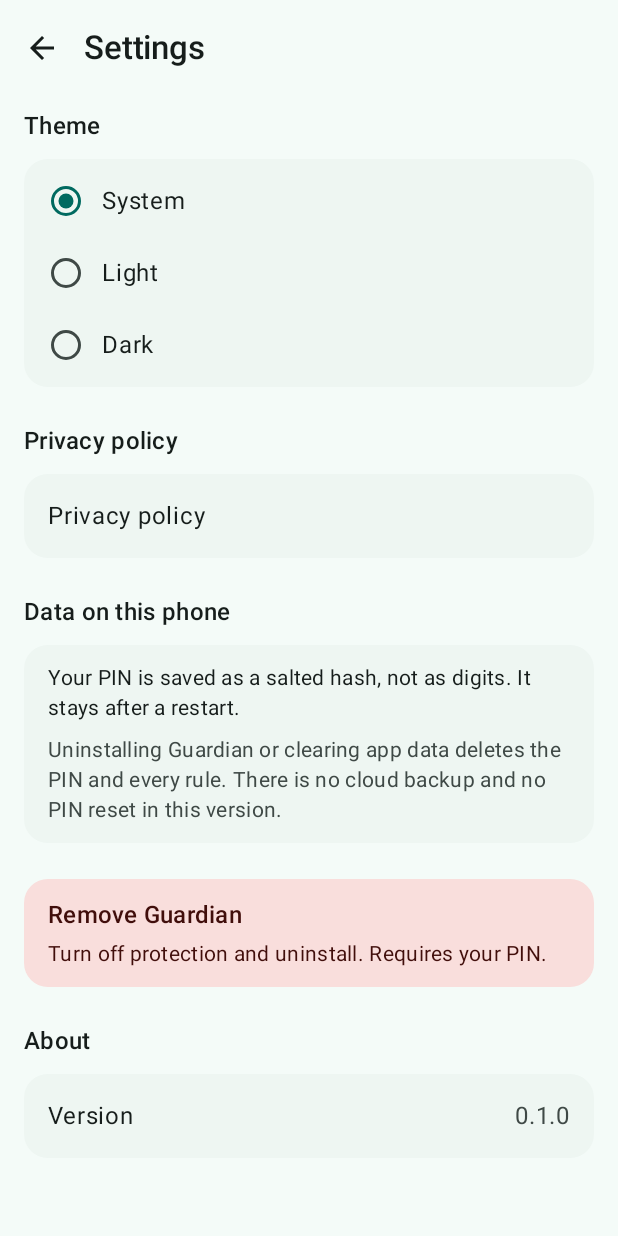
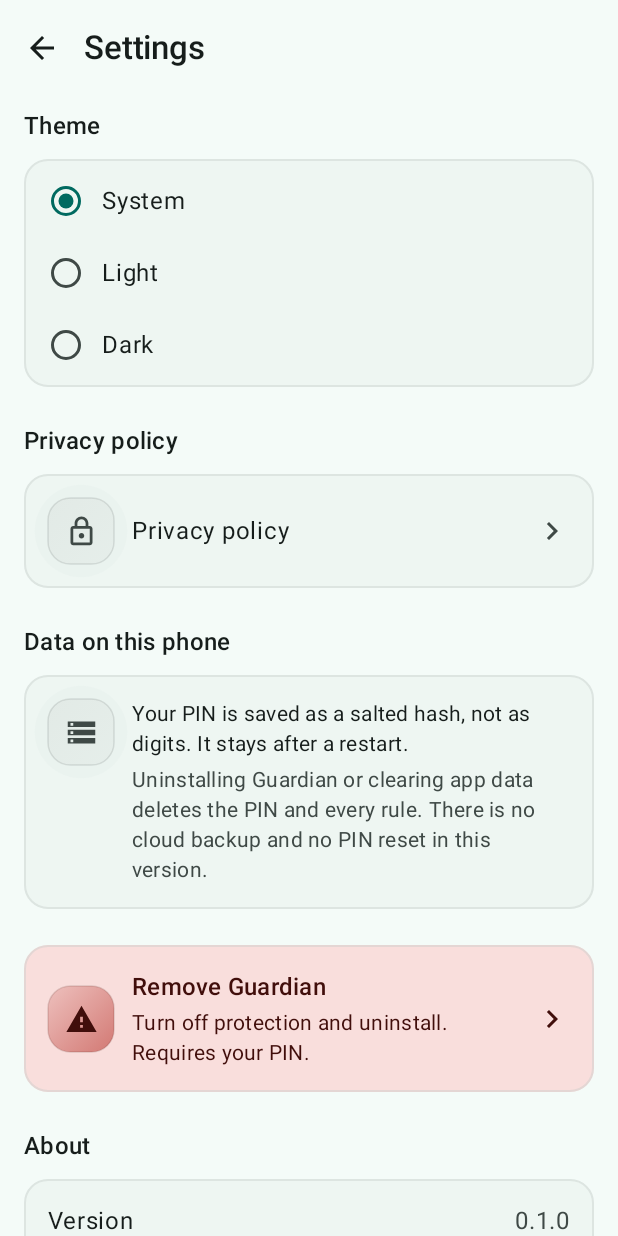
Before and after one commit to Nor2522/Guardian, an Android app built with Jetpack Compose: the composable SettingsScreen shown on its own in the app's theme, on a phone screen of 412 x 824 dp. Run offline under Robolectric (Android 15) with nearby library versions, the phone set to English and light mode, and no system bars.

Commit message:
feat: rebuild the parent settings screen on the design system
Group theme, privacy, and data into cards with section headings instead
of a flat list, give each row a 48 dp target and a single merged
accessibility node, and move the destructive action to its own card.

Sensitive copy is unchanged; the PIN gate and removal flow still own
their behaviour.

```diff
--- a/app/src/main/java/com/nordev/guardian/ui/screens/parent/SettingsScreen.kt
+++ b/app/src/main/java/com/nordev/guardian/ui/screens/parent/SettingsScreen.kt
@@ -2,7 +2,6 @@ package com.nordev.guardian.ui.screens.parent
 
 import androidx.compose.foundation.clickable
 import androidx.compose.foundation.layout.Column
-import androidx.compose.foundation.selection.selectable
 import androidx.compose.foundation.layout.Row
 import androidx.compose.foundation.layout.Spacer
 import androidx.compose.foundation.layout.fillMaxSize
@@ -12,10 +11,16 @@ import androidx.compose.foundation.layout.heightIn
 import androidx.compose.foundation.layout.padding
 import androidx.compose.foundation.layout.width
 import androidx.compose.foundation.rememberScrollState
+import androidx.compose.foundation.selection.selectable
 import androidx.compose.foundation.verticalScroll
+import androidx.compose.material.icons.Icons
+import androidx.compose.material.icons.automirrored.outlined.KeyboardArrowRight
+import androidx.compose.material.icons.outlined.Lock
+import androidx.compose.material.icons.outlined.Storage
+import androidx.compose.material.icons.outlined.Warning
 import androidx.compose.material3.AlertDialog
-import androidx.compose.material3.Card
-import androidx.compose.material3.CardDefaults
+import androidx.compose.material3.Icon
+import androidx.compose.material3.MaterialTheme
 import androidx.compose.material3.RadioButton
 import androidx.compose.material3.Scaffold
 import androidx.compose.material3.Text
@@ -27,6 +32,7 @@ import androidx.compose.runtime.saveable.rememberSaveable
 import androidx.compose.runtime.setValue
 import androidx.compose.ui.Alignment
 import androidx.compose.ui.Modifier
+import androidx.compose.ui.graphics.Color
 import androidx.compose.ui.res.stringResource
 import androidx.compose.ui.semantics.Role
 import androidx.compose.ui.semantics.contentDescription
@@ -34,9 +40,13 @@ import androidx.compose.ui.semantics.heading
 import androidx.compose.ui.semantics.semantics
 import androidx.compose.ui.unit.dp
 import com.nordev.guardian.R
+import com.nordev.guardian.ui.components.GuardianCard
 import com.nordev.guardian.ui.components.GuardianTopBar
+import com.nordev.guardian.ui.components.IconBadge
 import com.nordev.guardian.ui.components.SectionHeader
 import com.nordev.guardian.ui.nav.ThemeMode
+import com.nordev.guardian.ui.theme.GuardianSizes
+import com.nordev.guardian.ui.theme.GuardianSpacing
 
 // Version 1 ships English with in-app summaries at Settings;
 // uninstall protection and PIN entries build at Step 9 and are omitted here.
@@ -48,139 +58,138 @@ fun SettingsScreen(
     onOpenRemoval: () -> Unit,
 ) {
     var showPrivacySummary by rememberSaveable { mutableStateOf(false) }
-    Scaffold(topBar = { GuardianTopBar(title = stringResource(R.string.settings_title), onBack = onBack) }) { innerPadding ->
+    Scaffold(
+        containerColor = Color.Transparent,
+        topBar = { GuardianTopBar(title = stringResource(R.string.settings_title), onBack = onBack) },
+    ) { innerPadding ->
         Column(
             modifier = Modifier
                 .fillMaxSize()
+                .padding(innerPadding)
                 .verticalScroll(rememberScrollState())
-                .padding(innerPadding)
-                .padding(horizontal = 16.dp),
+                .padding(horizontal = GuardianSpacing.gutter),
         ) {
-            Spacer(Modifier.height(8.dp))
+            Spacer(Modifier.height(GuardianSpacing.sm))
             SectionHeader(
                 title = stringResource(R.string.settings_theme),
                 modifier = Modifier.semantics { heading() },
             )
-            Card(
-                shape = androidx.compose.foundation.shape.RoundedCornerShape(16.dp),
-                colors = CardDefaults.cardColors(
-                    containerColor = androidx.compose.material3.MaterialTheme.colorScheme.surfaceContainerLow,
-                ),
-            ) {
-                Column(modifier = Modifier.padding(vertical = 4.dp)) {
+            GuardianCard {
+                Column(modifier = Modifier.padding(vertical = GuardianSpacing.xs)) {
                     ThemeRadioRow(ThemeMode.System, R.string.theme_system, themeMode, onThemeChange)
                     ThemeRadioRow(ThemeMode.Light, R.string.theme_light, themeMode, onThemeChange)
                     ThemeRadioRow(ThemeMode.Dark, R.string.theme_dark, themeMode, onThemeChange)
                 }
             }
-            Spacer(Modifier.height(24.dp))
+            Spacer(Modifier.height(GuardianSpacing.xl))
             SectionHeader(
                 title = stringResource(R.string.settings_privacy),
                 modifier = Modifier.semantics { heading() },
             )
-            Card(
-                shape = androidx.compose.foundation.shape.RoundedCornerShape(16.dp),
-                colors = CardDefaults.cardColors(
-                    containerColor = androidx.compose.material3.MaterialTheme.colorScheme.surfaceContainerLow,
-                ),
+            GuardianCard {
+                SettingRow(
+                    icon = Icons.Outlined.Lock,
+                    title = stringResource(R.string.settings_privacy),
+                    onClick = { showPrivacySummary = true },
+                )
+            }
+            Spacer(Modifier.height(GuardianSpacing.xl))
+            SectionHeader(
+                title = stringResource(R.string.settings_data),
+                modifier = Modifier.semantics { heading() },
+            )
+            GuardianCard {
+                Row(
+                    verticalAlignment = Alignment.Top,
+                    modifier = Modifier.padding(GuardianSpacing.cardPadding),
+                ) {
+                    IconBadge(
+                        icon = Icons.Outlined.Storage,
+                        size = GuardianSizes.iconBadge,
+                        iconSize = 22.dp,
+                    )
+                    Spacer(Modifier.width(GuardianSpacing.md))
+                    Column(modifier = Modifier.weight(1f)) {
+                        Text(
+                            text = stringResource(R.string.settings_data_storage),
+                            style = MaterialTheme.typography.bodyMedium,
+                        )
+                        Spacer(Modifier.height(GuardianSpacing.xs))
+                        Text(
+                            text = stringResource(R.string.settings_data_reinstall),
+                            style = MaterialTheme.typography.bodyMedium,
+                            color = MaterialTheme.colorScheme.onSurfaceVariant,
+                        )
+                    }
+                }
+            }
+            Spacer(Modifier.height(GuardianSpacing.xl))
+            GuardianCard(
+                containerColor = MaterialTheme.colorScheme.errorContainer,
+                contentColor = MaterialTheme.colorScheme.onErrorContainer,
             ) {
                 Row(
                     verticalAlignment = Alignment.CenterVertically,
                     modifier = Modifier
                         .fillMaxWidth()
-                        .clickable { showPrivacySummary = true }
-                        .heightIn(min = 56.dp)
-                        .padding(horizontal = 16.dp),
+                        .clickable(onClick = onOpenRemoval)
+                        .heightIn(min = 64.dp)
+                        .padding(GuardianSpacing.cardPadding),
                 ) {
-                    Text(
-                        text = stringResource(R.string.settings_privacy),
-                        style = androidx.compose.material3.MaterialTheme.typography.bodyLarge,
+                    IconBadge(
+                        icon = Icons.Outlined.Warning,
+                        size = GuardianSizes.iconBadge,
+                        iconSize = 22.dp,
+                        containerColor = MaterialTheme.colorScheme.error.copy(alpha = 0.16f),
+                        contentColor = MaterialTheme.colorScheme.onErrorContainer,
+                        halo = false,
+                    )
+                    Spacer(Modifier.width(GuardianSpacing.md))
+                    Column(modifier = Modifier.weight(1f)) {
+                        Text(
+                            text = stringResource(R.string.settings_remove_title),
+                            style = MaterialTheme.typography.titleMedium,
+                        )
+                        Spacer(Modifier.height(GuardianSpacing.xxs))
+                        Text(
+                            text = stringResource(R.string.settings_remove_body),
+                            style = MaterialTheme.typography.bodyMedium,
+                        )
+                    }
+                    Spacer(Modifier.width(GuardianSpacing.xs))
+                    Icon(
+                        imageVector = Icons.AutoMirrored.Outlined.KeyboardArrowRight,
+                        contentDescription = null,
                     )
                 }
             }
-            Spacer(Modifier.height(24.dp))
-            SectionHeader(
-                title = stringResource(R.string.settings_data),
-                modifier = Modifier.semantics { heading() },
-            )
-            Card(
-                shape = androidx.compose.foundation.shape.RoundedCornerShape(16.dp),
-                colors = CardDefaults.cardColors(
-                    containerColor = androidx.compose.material3.MaterialTheme.colorScheme.surfaceContainerLow,
-                ),
-            ) {
-                Column(modifier = Modifier.padding(horizontal = 16.dp, vertical = 12.dp)) {
-                    Text(
-                        text = stringResource(R.string.settings_data_storage),
-                        style = androidx.compose.material3.MaterialTheme.typography.bodyMedium,
-                    )
-                    Spacer(Modifier.height(8.dp))
-                    Text(
-                        text = stringResource(R.string.settings_data_reinstall),
-                        style = androidx.compose.material3.MaterialTheme.typography.bodyMedium,
-                        color = androidx.compose.material3.MaterialTheme.colorScheme.onSurfaceVariant,
-                    )
-                }
-            }
-            Spacer(Modifier.height(24.dp))
-            Card(
-                shape = androidx.compose.foundation.shape.RoundedCornerShape(16.dp),
-                colors = CardDefaults.cardColors(
-                    containerColor = androidx.compose.material3.MaterialTheme.colorScheme.errorContainer,
-                ),
-            ) {
-                Column(
-                    modifier = Modifier
-                        .fillMaxWidth()
-                        .clickable(onClick = onOpenRemoval)
-                        .heightIn(min = 56.dp)
-                        .padding(horizontal = 16.dp, vertical = 12.dp),
-                ) {
-                    Text(
-                        text = stringResource(R.string.settings_remove_title),
-                        style = androidx.compose.material3.MaterialTheme.typography.titleMedium,
-                        color = androidx.compose.material3.MaterialTheme.colorScheme.onErrorContainer,
-                    )
-                    Spacer(Modifier.height(4.dp))
-                    Text(
-                        text = stringResource(R.string.settings_remove_body),
-                        style = androidx.compose.material3.MaterialTheme.typography.bodyMedium,
-                        color = androidx.compose.material3.MaterialTheme.colorScheme.onErrorContainer,
-                    )
-                }
-            }
-            Spacer(Modifier.height(24.dp))
+            Spacer(Modifier.height(GuardianSpacing.xl))
             SectionHeader(
                 title = stringResource(R.string.settings_section_about),
                 modifier = Modifier.semantics { heading() },
             )
-            Card(
-                shape = androidx.compose.foundation.shape.RoundedCornerShape(16.dp),
-                colors = CardDefaults.cardColors(
-                    containerColor = androidx.compose.material3.MaterialTheme.colorScheme.surfaceContainerLow,
-                ),
-            ) {
+            GuardianCard {
                 Row(
                     verticalAlignment = Alignment.CenterVertically,
                     modifier = Modifier
                         .fillMaxWidth()
                         .heightIn(min = 56.dp)
-                        .padding(horizontal = 16.dp),
+                        .padding(horizontal = GuardianSpacing.cardPadding),
                 ) {
                     Text(
                         text = stringResource(R.string.settings_version),
-                        style = androidx.compose.material3.MaterialTheme.typography.bodyLarge,
+                        style = MaterialTheme.typography.bodyLarge,
                         modifier = Modifier.weight(1f),
                     )
-                    Spacer(Modifier.width(8.dp))
+                    Spacer(Modifier.width(GuardianSpacing.sm))
                     Text(
                         text = stringResource(R.string.settings_version_value),
-                        style = androidx.compose.material3.MaterialTheme.typography.bodyLarge,
-                        color = androidx.compose.material3.MaterialTheme.colorScheme.onSurfaceVariant,
+                        style = MaterialTheme.typography.bodyLarge,
+                        color = MaterialTheme.colorScheme.onSurfaceVariant,
                     )
                 }
             }
-            Spacer(Modifier.height(24.dp))
+            Spacer(Modifier.height(GuardianSpacing.xl))
         }
     }
     if (showPrivacySummary) {
@@ -193,6 +202,40 @@ fun SettingsScreen(
                     Text(text = stringResource(R.string.dialog_close))
                 }
             },
+        )
+    }
+}
+
+@Composable
+private fun SettingRow(
+    icon: androidx.compose.ui.graphics.vector.ImageVector,
+    title: String,
+    onClick: () -> Unit,
+) {
+    Row(
+        verticalAlignment = Alignment.CenterVertically,
+        modifier = Modifier
+            .fillMaxWidth()
+            .clickable(onClick = onClick)
+            .heightIn(min = 56.dp)
+            .padding(GuardianSpacing.cardPadding),
+    ) {
+        IconBadge(
+            icon = icon,
+            size = GuardianSizes.iconBadge,
+            iconSize = 22.dp,
+        )
+        Spacer(Modifier.width(GuardianSpacing.md))
+        Text(
+            text = title,
+            style = MaterialTheme.typography.bodyLarge,
+            modifier = Modifier.weight(1f),
+        )
+        Spacer(Modifier.width(GuardianSpacing.xs))
+        Icon(
+            imageVector = Icons.AutoMirrored.Outlined.KeyboardArrowRight,
+            contentDescription = null,
+            tint = MaterialTheme.colorScheme.onSurfaceVariant,
         )
     }
 }
@@ -216,16 +259,16 @@ private fun ThemeRadioRow(
             )
             .semantics { contentDescription = label }
             .heightIn(min = 48.dp)
-            .padding(horizontal = 16.dp),
+            .padding(horizontal = GuardianSpacing.cardPadding),
     ) {
         RadioButton(
             selected = mode == selectedMode,
             onClick = null,
         )
-        Spacer(Modifier.width(12.dp))
+        Spacer(Modifier.width(GuardianSpacing.md))
         Text(
             text = label,
-            style = androidx.compose.material3.MaterialTheme.typography.bodyLarge,
+            style = MaterialTheme.typography.bodyLarge,
         )
     }
 }
```
